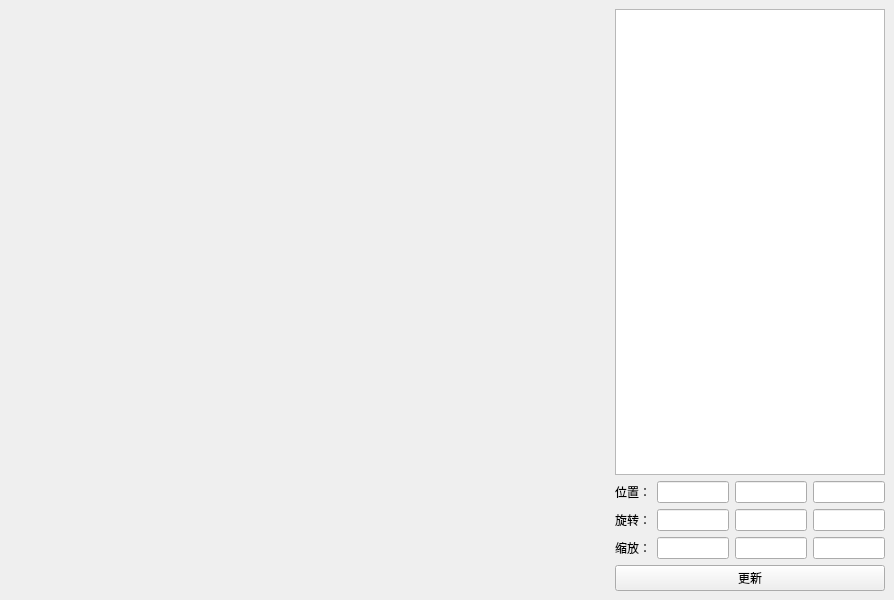
KollenHub/VTKDemo, file Chap09/9_1_01QtVTKDemo/MainWindow.ui: the form before one commit.
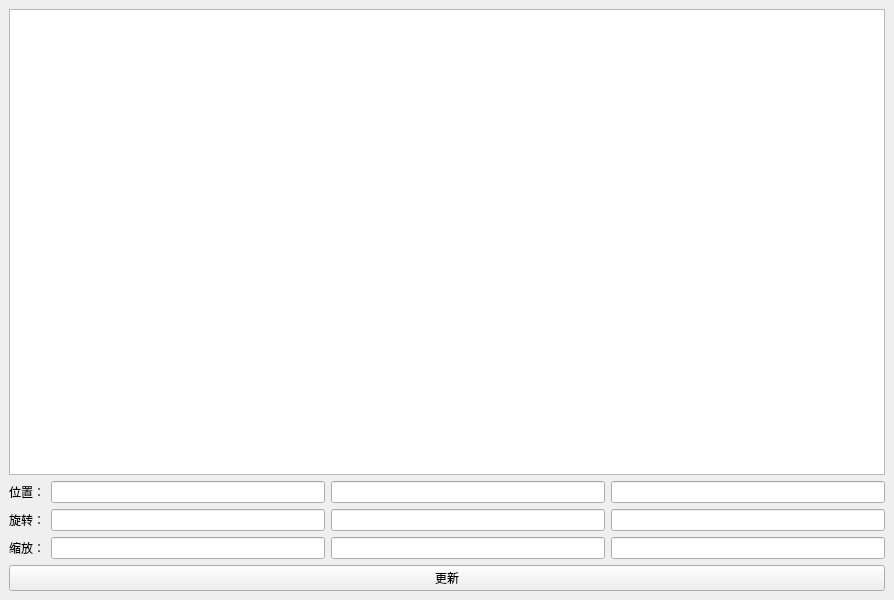
The form after the commit.

Commit message: 添加窗口

```diff
--- a/Chap09/9_1_01QtVTKDemo/MainWindow.ui
+++ b/Chap09/9_1_01QtVTKDemo/MainWindow.ui
@@ -16,20 +16,7 @@
   <widget class="QWidget" name="centralwidget">
    <layout class="QHBoxLayout" name="horizontalLayout_4">
     <item>
-     <widget class="QWidget" name="vtkWidget" native="true">
-      <property name="minimumSize">
-       <size>
-        <width>600</width>
-        <height>0</height>
-       </size>
-      </property>
-      <property name="baseSize">
-       <size>
-        <width>600</width>
-        <height>0</height>
-       </size>
-      </property>
-     </widget>
+     <layout class="QHBoxLayout" name="vtkContainer"/>
     </item>
     <item>
      <layout class="QVBoxLayout" name="verticalLayout">
```
The commit also changes 2 other files.
